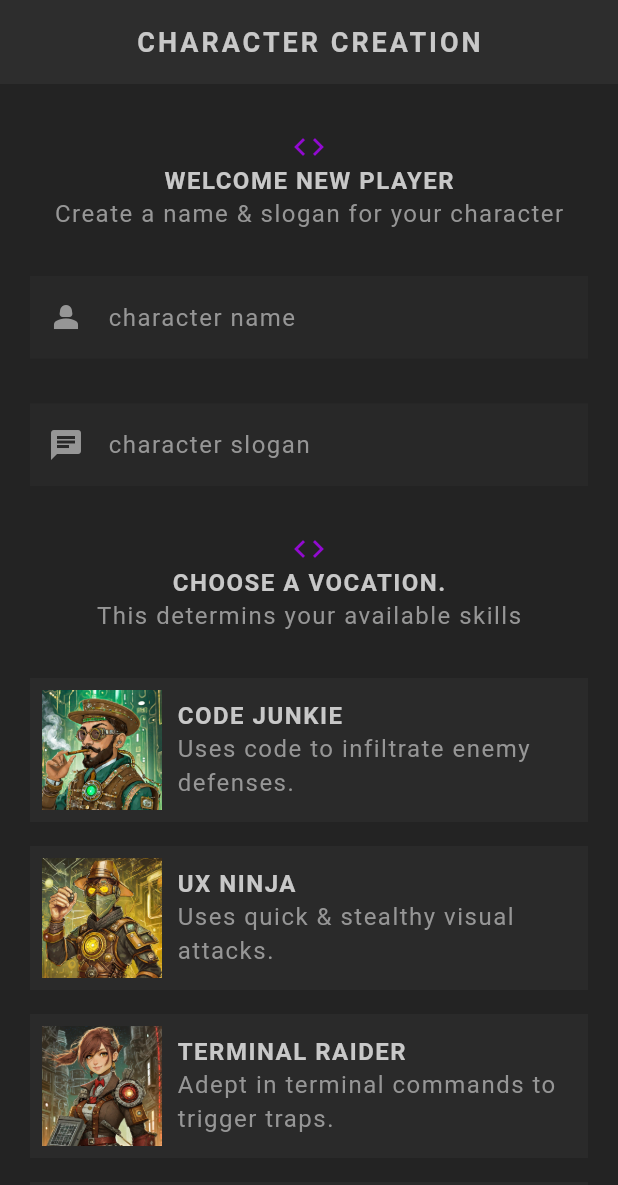
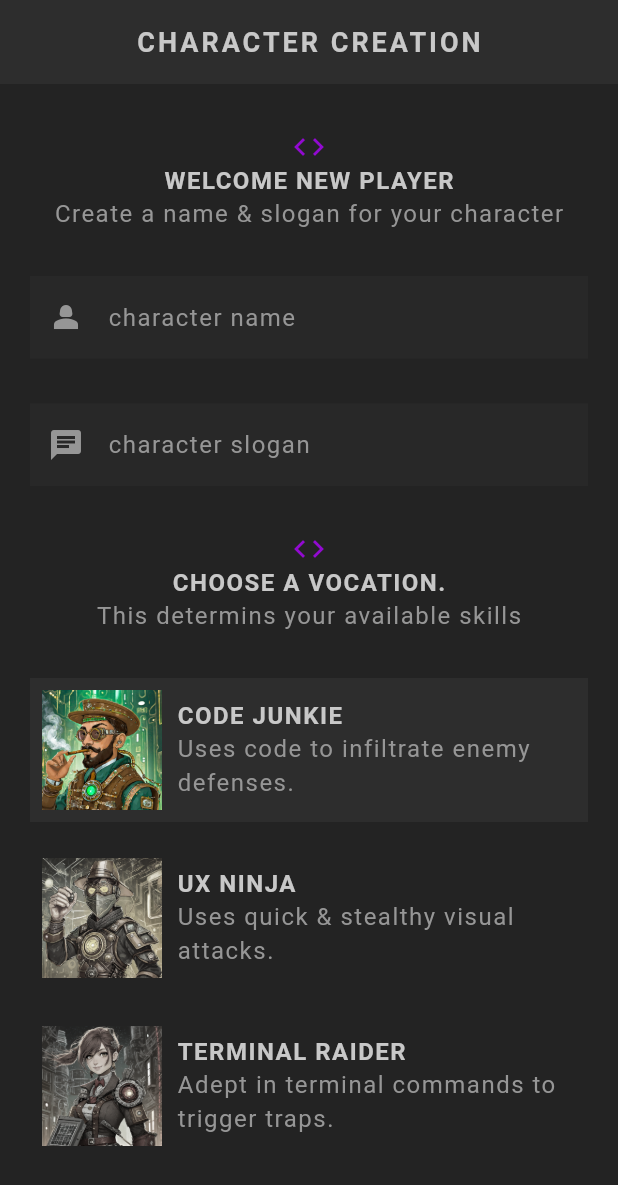
Before and after one commit to prime-infinity/flutter_rpg, a Flutter app: the screen it shows after launch, on a phone screen of 412 x 824 dp. Shown: the top 1185 px of the screen. Run offline on Flutter 3.47's test engine with Material 3 defaults, Android fonts, the phone set to English and light mode, and no system bars; our stand-ins replace google_fonts; Roboto replaces fonts that are missing (Kanit).

Commit message:
conditional rendering UI based on data

```diff
--- a/lib/screens/create/create.dart
+++ b/lib/screens/create/create.dart
@@ -21,6 +21,15 @@ class _CreateState extends State<Create> {
     _nameController.dispose();
     _sloganController.dispose();
     super.dispose();
+  }
+
+  //handling vocation selection
+  Vocation selectedVocation = Vocation.junkie;
+
+  void updateVocation(Vocation vocation) {
+    setState(() {
+      selectedVocation = vocation;
+    });
   }
 
   //submit handler
@@ -108,10 +117,22 @@ class _CreateState extends State<Create> {
               ),
 
               //vocation cards
-              const VocationCard(vocation: Vocation.junkie),
-              const VocationCard(vocation: Vocation.ninja),
-              const VocationCard(vocation: Vocation.raider),
-              const VocationCard(vocation: Vocation.wizard),
+              VocationCard(
+                  selected: selectedVocation == Vocation.junkie,
+                  onTap: updateVocation,
+                  /*accepting function props*/ vocation: Vocation.junkie),
+              VocationCard(
+                  selected: selectedVocation == Vocation.ninja,
+                  onTap: updateVocation,
+                  vocation: Vocation.ninja),
+              VocationCard(
+                  selected: selectedVocation == Vocation.raider,
+                  onTap: updateVocation,
+                  vocation: Vocation.raider),
+              VocationCard(
+                  selected: selectedVocation == Vocation.wizard,
+                  onTap: updateVocation,
+                  vocation: Vocation.wizard),
 
               Center(
                 child: StyledButton(
--- a/lib/screens/create/vocation_card.dart
+++ b/lib/screens/create/vocation_card.dart
@@ -1,18 +1,26 @@
 import 'package:flutter/material.dart';
 import 'package:flutter_rpg/models/vocation.dart';
 import 'package:flutter_rpg/shared/styled_text.dart';
+import 'package:flutter_rpg/theme.dart';
 
 class VocationCard extends StatelessWidget {
-  const VocationCard({super.key, required this.vocation});
+  const VocationCard(
+      {super.key,
+      required this.vocation,
+      required this.onTap,
+      required this.selected});
   final Vocation vocation;
+  final void Function(Vocation) onTap; //this function gets passed up as props
+  final bool selected;
 
   @override
   Widget build(BuildContext context) {
     return GestureDetector(
       onTap: () {
-        print(vocation.title);
+        onTap(vocation); //function gets passed up
       },
       child: Card(
+        color: selected ? AppColors.secondaryColor : Colors.transparent,
         child: Padding(
           padding: const EdgeInsets.all(8),
           child: Row(
@@ -22,6 +30,9 @@ class VocationCard extends StatelessWidget {
                 'assets/img/vocations/${vocation.image}',
                 width: 80,
                 colorBlendMode: BlendMode.color,
+                color: !selected
+                    ? Colors.black.withOpacity(0.8)
+                    : Colors.transparent,
               ),
               const SizedBox(
                 width: 10,
```
